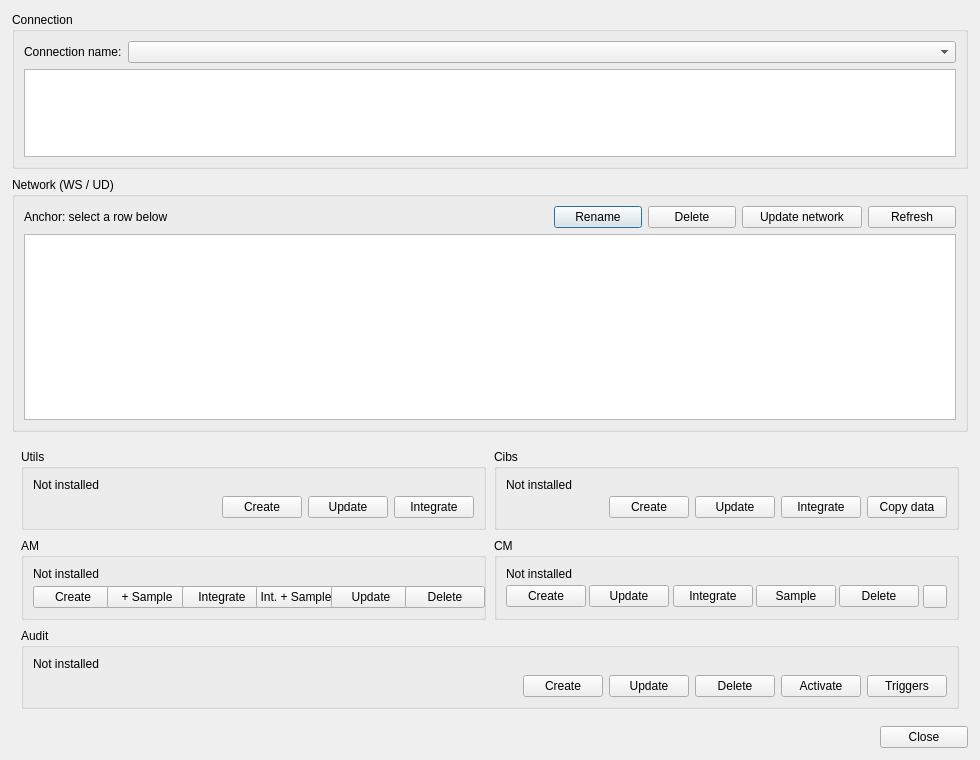
First picture: the form in core/ui/admin/admin_manage_schemas.ui, repository Giswater/giswater_qgis_plugin, before the edit.
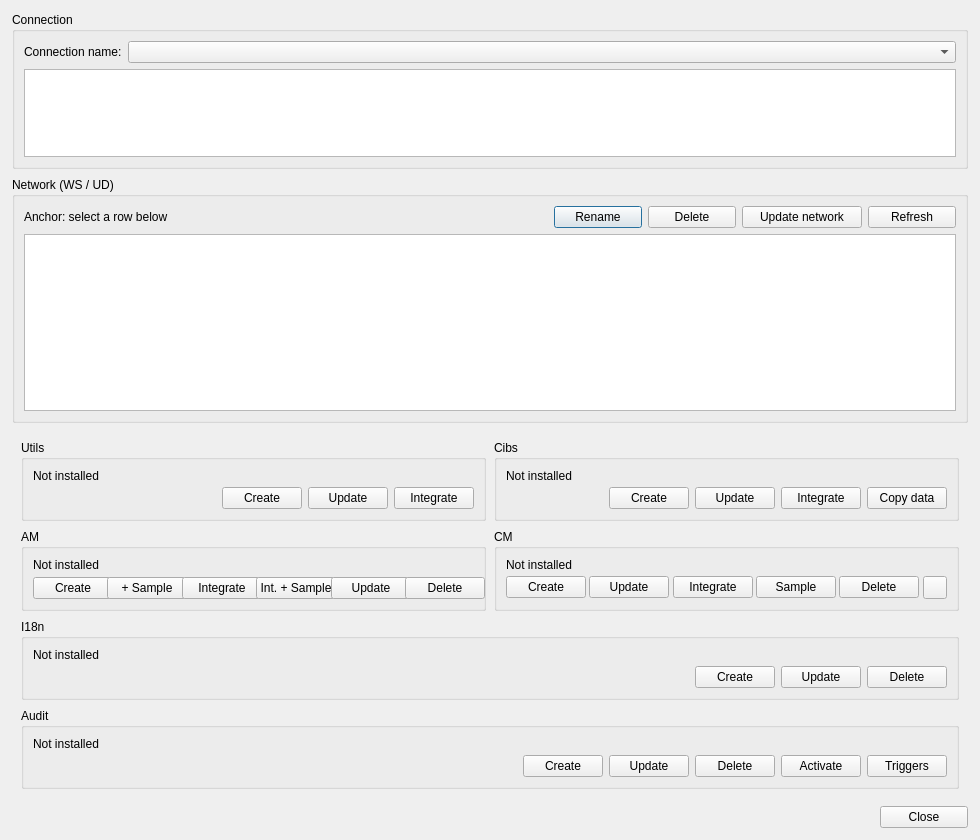
Second picture: the form after the edit.

Commit message:
feat(i18n): introduce i18n schema with management functions and UI integration
- Added i18n schema manifest and SQL files for initialization and version registration.
- Implemented management functions for creating, updating, and deleting the i18n schema in the admin interface.
- Updated UI to include controls for i18n schema management.
- Adjusted satellite schema handling to include i18n in relevant locations.

What changed in the file:
```diff
--- a/core/ui/admin/admin_manage_schemas.ui
+++ b/core/ui/admin/admin_manage_schemas.ui
@@ -7,19 +7,19 @@
     <x>0</x>
     <y>0</y>
     <width>980</width>
-    <height>760</height>
+    <height>840</height>
    </rect>
   </property>
   <property name="minimumSize">
    <size>
     <width>980</width>
-    <height>760</height>
+    <height>840</height>
    </size>
   </property>
   <property name="maximumSize">
    <size>
     <width>980</width>
-    <height>760</height>
+    <height>840</height>
    </size>
   </property>
   <property name="sizeGripEnabled">
@@ -743,6 +743,100 @@
         </widget>
        </item>
        <item row="2" column="0" colspan="2">
+        <widget class="QGroupBox" name="grb_i18n">
+         <property name="title">
+          <string>I18n</string>
+         </property>
+         <layout class="QVBoxLayout" name="layout_i18n">
+          <property name="spacing">
+           <number>4</number>
+          </property>
+          <item>
+           <widget class="QLabel" name="lbl_i18n_info">
+            <property name="wordWrap">
+             <bool>true</bool>
+            </property>
+            <property name="text">
+             <string>Not installed</string>
+            </property>
+           </widget>
+          </item>
+          <item>
+           <spacer name="verticalSpacer_i18n">
+            <property name="orientation">
+             <enum>Qt::Vertical</enum>
+            </property>
+            <property name="sizeHint" stdset="0">
+             <size>
+              <width>0</width>
+              <height>0</height>
+             </size>
+            </property>
+           </spacer>
+          </item>
+          <item>
+           <layout class="QHBoxLayout" name="layout_i18n_actions">
+            <property name="spacing">
+             <number>6</number>
+            </property>
+            <item>
+             <spacer name="horizontalSpacer_i18n">
+              <property name="orientation">
+               <enum>Qt::Horizontal</enum>
+              </property>
+              <property name="sizeHint" stdset="0">
+               <size>
+                <width>0</width>
+                <height>0</height>
+               </size>
+              </property>
+             </spacer>
+            </item>
+            <item>
+             <widget class="QPushButton" name="btn_i18n_create">
+              <property name="minimumSize">
+               <size>
+                <width>80</width>
+                <height>0</height>
+               </size>
+              </property>
+              <property name="text">
+               <string>Create</string>
+              </property>
+             </widget>
+            </item>
+            <item>
+             <widget class="QPushButton" name="btn_i18n_update">
+              <property name="minimumSize">
+               <size>
+                <width>80</width>
+                <height>0</height>
+               </size>
+              </property>
+              <property name="text">
+               <string>Update</string>
+              </property>
+             </widget>
+            </item>
+            <item>
+             <widget class="QPushButton" name="btn_i18n_delete">
+              <property name="minimumSize">
+               <size>
+                <width>80</width>
+                <height>0</height>
+               </size>
+              </property>
+              <property name="text">
+               <string>Delete</string>
+              </property>
+             </widget>
+            </item>
+           </layout>
+          </item>
+         </layout>
+        </widget>
+       </item>
+       <item row="3" column="0" colspan="2">
         <widget class="QGroupBox" name="grb_audit">
          <property name="title">
           <string>Audit</string>
```
The commit also changes 9 other files.
